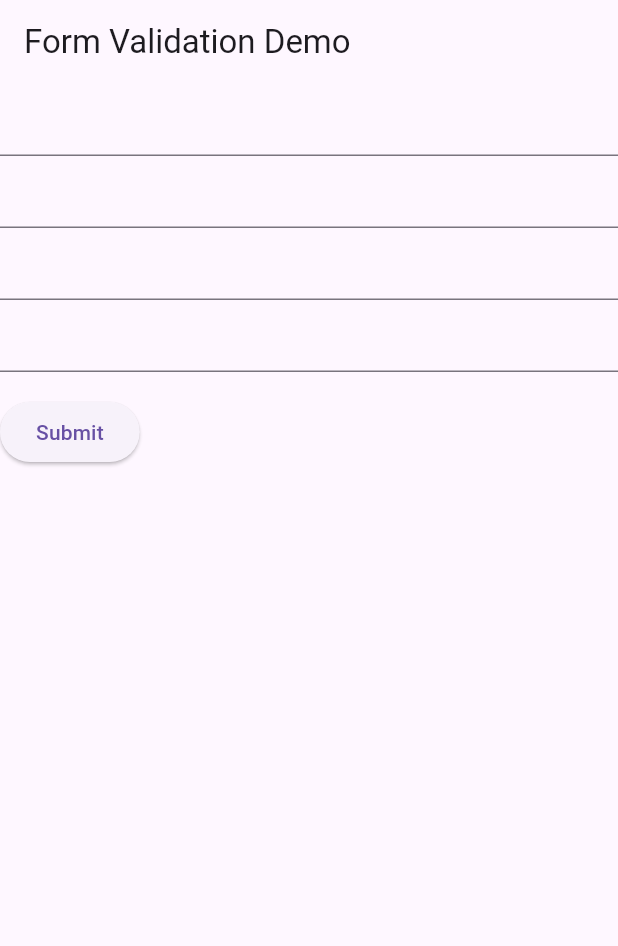
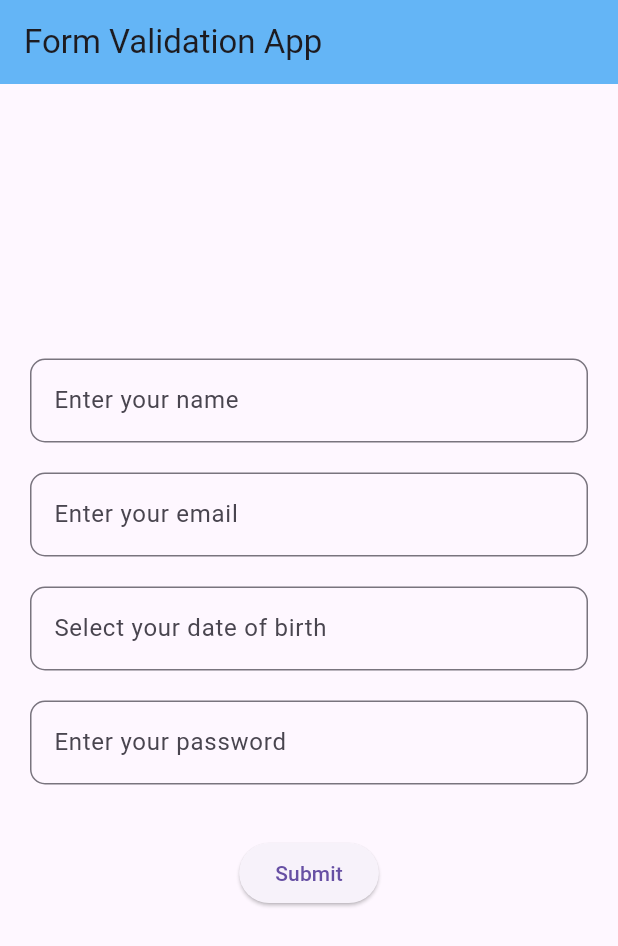
Before and after one commit to Ruhisawant/Sign-up-Page-App, a Flutter app: the screen it shows after launch, on a phone screen of 412 x 824 dp. Shown: the top 946 px of the screen. Run offline on Flutter 3.47's test engine with Material 3 defaults, Android fonts, the phone set to English and light mode, and no system bars; drawn by our look-alikes of flutter_form_builder; our stand-ins replace confetti.

Commit message:
Styling updates

```diff
--- a/lib/main.dart
+++ b/lib/main.dart
@@ -9,12 +9,13 @@ class MyApp extends StatelessWidget {
 
   @override
   Widget build(BuildContext context) {
-    const appTitle = 'Form Validation Demo';
+    const appTitle = 'Form Validation App';
     return MaterialApp(
       title: appTitle,
       home: Scaffold(
         appBar: AppBar(
           title: const Text(appTitle),
+          backgroundColor: Colors.blue[300],
         ),
         body: const MyCustomForm(),
       ),
@@ -38,13 +39,23 @@ class MyCustomFormState extends State<MyCustomForm> {
   @override
   Widget build(BuildContext context) {
     // Build a Form widget using the _formKey created above.
-    return FormBuilder(
+    return Padding(
+      padding: const EdgeInsets.all(20),
+      child: FormBuilder(
         key: _formKey,
         child: Column(
-        crossAxisAlignment: CrossAxisAlignment.start,
+          mainAxisAlignment: MainAxisAlignment.center,
+          crossAxisAlignment: CrossAxisAlignment.center,
           children: [
+            // Name Input Field
             FormBuilderTextField(
               name: 'name',
+              decoration: InputDecoration(
+                labelText: 'Enter your name',
+                border: OutlineInputBorder(
+                  borderRadius: BorderRadius.circular(10),
+                ),
+              ),
               validator: (value) {
                 if (value == null || value.isEmpty) {
                   return 'Please enter your name';
@@ -52,9 +63,16 @@ class MyCustomFormState extends State<MyCustomForm> {
                 return null;
               },
             ),
+            // Email Input Field
+            SizedBox(height: 20),
             FormBuilderTextField(
               name: 'email',
-            keyboardType: TextInputType.emailAddress,
+              decoration: InputDecoration(
+                labelText: 'Enter your email',
+                border: OutlineInputBorder(
+                  borderRadius: BorderRadius.circular(10),
+                ),
+              ),
               validator: (value) {
                 if (value == null || value.isEmpty) {
                   return 'Please enter your email';
@@ -64,37 +82,53 @@ class MyCustomFormState extends State<MyCustomForm> {
                 return null;
               },
             ),
-          FormBuilderTextField(
+            // Date of Birth Input Field
+            SizedBox(height: 20),
+            FormBuilderDateTimePicker(
               name: 'date_of_birth',
+              inputType: InputType.date,
+              decoration: InputDecoration(
+                labelText: 'Select your date of birth',
+                border: OutlineInputBorder(
+                  borderRadius: BorderRadius.circular(10),
+                ),
+              ),
               validator: (value) {
-              if (value == null || value.isEmpty) {
-                return 'Please enter your name';
+                if (value == null) {
+                  return 'Please select your date of birth';
                 }
                 return null;
               },
             ),
+            // Password Input Field
+            SizedBox(height: 20),
             FormBuilderTextField(
               name: 'password',
+              obscureText: true,
+              decoration: InputDecoration(
+                labelText: 'Enter your password',
+                border: OutlineInputBorder(
+                  borderRadius: BorderRadius.circular(10),
+                ),
+              ),
               validator: (value) {
                 if (value == null || value.isEmpty) {
                   return 'Please enter your password';
                 } else if (value.length < 6) {
                   return 'Password must be at least 6 characters';
-              } else if (!RegExp(r'(?=.*[A-Z])(?=.*[a-z])(?=.*\d)(?=.*[@$!%*?&#])')
-                  .hasMatch(value)) {
+                } else if (!RegExp(r'(?=.*[A-Z])(?=.*[a-z])(?=.*\d)(?=.*[@$!%*?&#])').hasMatch(value)) {
                   return 'Must include upper, lower, number, and special character';
                 }
                 return null;
               },
             ),
+
+            // Submit Button
             Padding(
-            padding: const EdgeInsets.symmetric(vertical: 16),
+              padding: const EdgeInsets.symmetric(vertical: 35),
               child: ElevatedButton(
                 onPressed: () {
-                // Validate returns true if the form is valid, or false otherwise.
                   if (_formKey.currentState!.validate()) {
-                  // If the form is valid, display a snackbar. In the real world,
-                  // you'd often call a server or save the information in a database.
                     Navigator.push(
                       context,
                       MaterialPageRoute(builder: (context) => const SuccessScreen()),
@@ -106,6 +140,7 @@ class MyCustomFormState extends State<MyCustomForm> {
             ),
           ],
         ),
+      )
     );
   }
 }
```
Also changed, not shown: lib/success_screen.dart (+33 -4 lines). Lines whose indentation alone changed are shown as unchanged.
